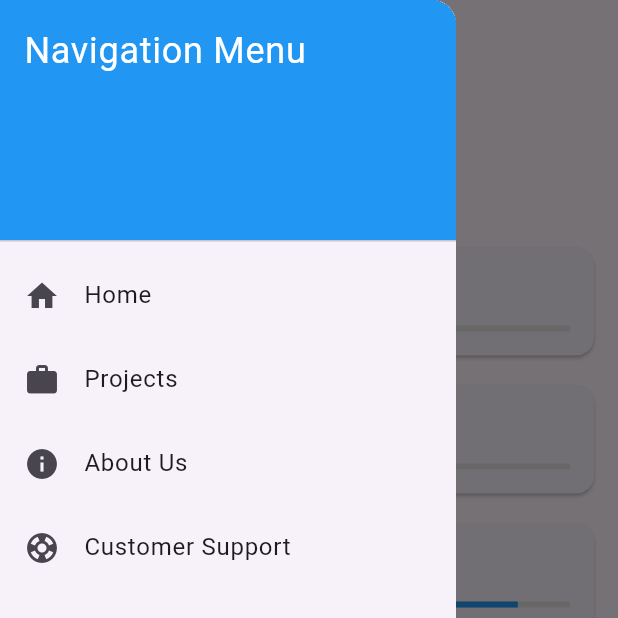
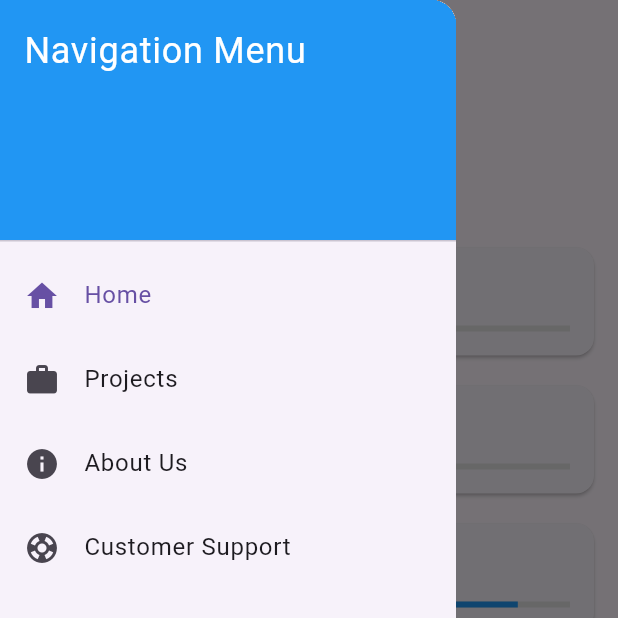
Before and after one commit to kimjooyoon/home_page, a Flutter app: the NavigationLayout screen opened by its route, with the side drawer open, on a phone screen of 412 x 824 dp, the top half of it. Run offline on Flutter 3.47's test engine with Material 3 defaults, Android fonts, the phone set to English and light mode, and no system bars; our stand-ins replace flutter_svg.

Commit message:
refactor(pages): add helper method

```diff
--- a/lib/pages/navigation/navigation_layout.dart
+++ b/lib/pages/navigation/navigation_layout.dart
@@ -59,25 +59,25 @@ class _NavigationLayoutState extends State<NavigationLayout> {
                 ),
               ),
             ),
-            ListTile(
-              leading: const Icon(Icons.home),
-              title: const Text('Home'),
-              onTap: () => _onItemTapped(0),
+            _buildDrawerItem(
+              icon: Icons.home,
+              text: 'Home',
+              index: 0,
             ),
-            ListTile(
-              leading: const Icon(Icons.work),
-              title: const Text('Projects'),
-              onTap: () => _onItemTapped(1),
+            _buildDrawerItem(
+              icon: Icons.work,
+              text: 'Projects',
+              index: 1,
             ),
-            ListTile(
-              leading: const Icon(Icons.info),
-              title: const Text('About Us'),
-              onTap: () => _onItemTapped(2),
+            _buildDrawerItem(
+              icon: Icons.info,
+              text: 'About Us',
+              index: 2,
             ),
-            ListTile(
-              leading: const Icon(Icons.support),
-              title: const Text('Customer Support'),
-              onTap: () => _onItemTapped(3),
+            _buildDrawerItem(
+              icon: Icons.support,
+              text: 'Customer Support',
+              index: 3,
             ),
             // 추가 네비게이션 아이템
           ],
@@ -88,4 +88,17 @@ class _NavigationLayoutState extends State<NavigationLayout> {
       ),
     );
   }
+
+  Widget _buildDrawerItem({
+    required IconData icon,
+    required String text,
+    required int index,
+  }) {
+    return ListTile(
+      leading: Icon(icon),
+      title: Text(text),
+      selected: _selectedIndex == index,
+      onTap: () => _onItemTapped(index),
+    );
+  }
 }
```
